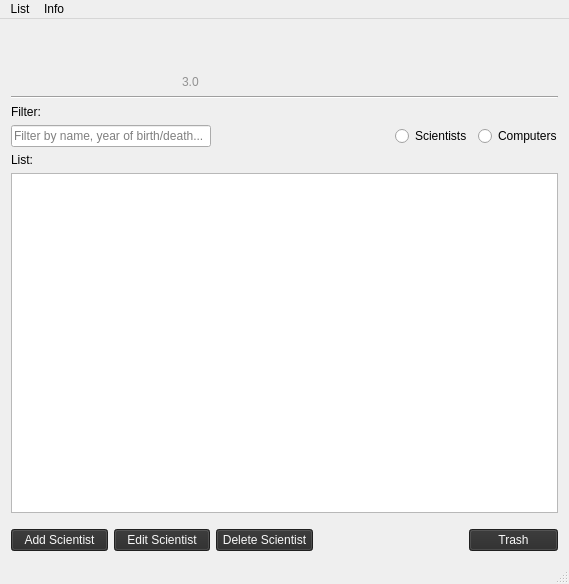
Before: the Qt Designer form famGUI/mainwindow.ui in gdgunnars/famCS3.0, drawn with Qt 5.
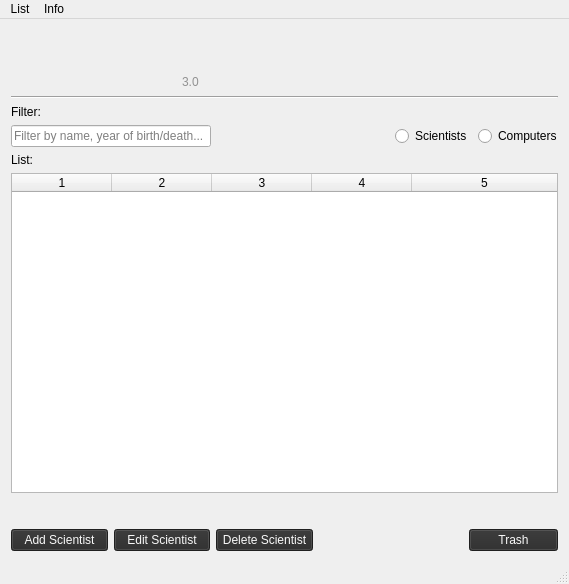
After: the same form once the commit is applied. Icons and pictures are not drawn.

What changed in the file:
```diff
--- a/famGUI/mainwindow.ui
+++ b/famGUI/mainwindow.ui
@@ -303,7 +303,19 @@
        <enum>QAbstractItemView::SelectRows</enum>
       </property>
       <property name="sortingEnabled">
-       <bool>true</bool>
+       <bool>false</bool>
+      </property>
+      <property name="wordWrap">
+       <bool>false</bool>
+      </property>
+      <property name="cornerButtonEnabled">
+       <bool>false</bool>
+      </property>
+      <property name="rowCount">
+       <number>0</number>
+      </property>
+      <property name="columnCount">
+       <number>5</number>
       </property>
       <attribute name="horizontalHeaderStretchLastSection">
        <bool>true</bool>
@@ -314,6 +326,18 @@
       <attribute name="verticalHeaderStretchLastSection">
        <bool>false</bool>
       </attribute>
+      <column/>
+      <column/>
+      <column/>
+      <column/>
+      <column/>
+     </widget>
+    </item>
+    <item>
+     <widget class="QLabel" name="test_output">
+      <property name="text">
+       <string/>
+      </property>
      </widget>
     </item>
     <item>
```
